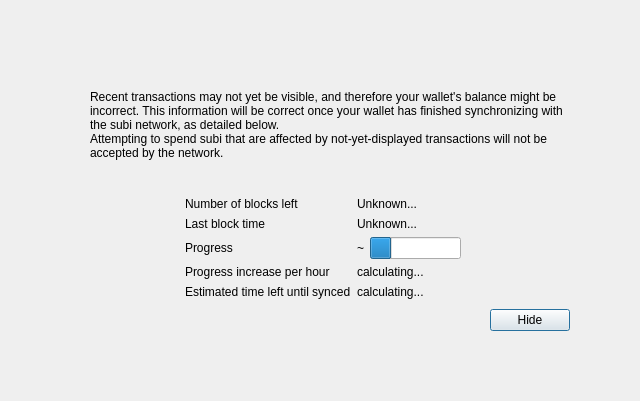
subinetwork/subi, file src/qt/forms/modaloverlay.ui: the form before one commit.
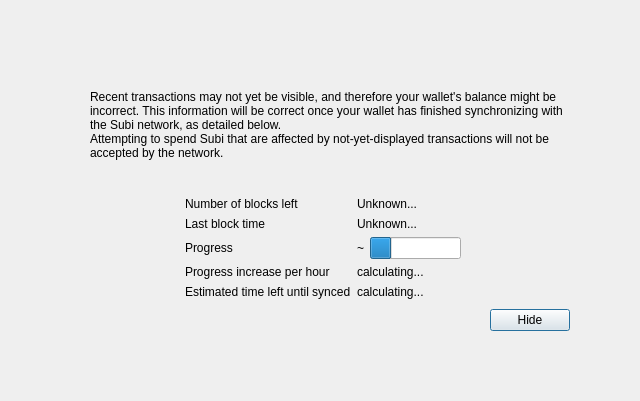
The form after the commit. Custom widgets are drawn as their Qt base class.

The edit to the form file:
```diff
--- a/src/qt/forms/modaloverlay.ui
+++ b/src/qt/forms/modaloverlay.ui
@@ -111,7 +111,7 @@
              <item>
               <widget class="QLabel" name="infoText">
                <property name="text">
-                <string>Recent transactions may not yet be visible, and therefore your wallet's balance might be incorrect. This information will be correct once your wallet has finished synchronizing with the subi network, as detailed below.</string>
+                <string>Recent transactions may not yet be visible, and therefore your wallet's balance might be incorrect. This information will be correct once your wallet has finished synchronizing with the Subi network, as detailed below.</string>
                </property>
                <property name="textFormat">
                 <enum>Qt::RichText</enum>
@@ -124,7 +124,7 @@
              <item>
               <widget class="QLabel" name="infoTextStrong">
                <property name="text">
-                <string>Attempting to spend subi that are affected by not-yet-displayed transactions will not be accepted by the network.</string>
+                <string>Attempting to spend Subi that are affected by not-yet-displayed transactions will not be accepted by the network.</string>
                </property>
                <property name="textFormat">
                 <enum>Qt::RichText</enum>
```
